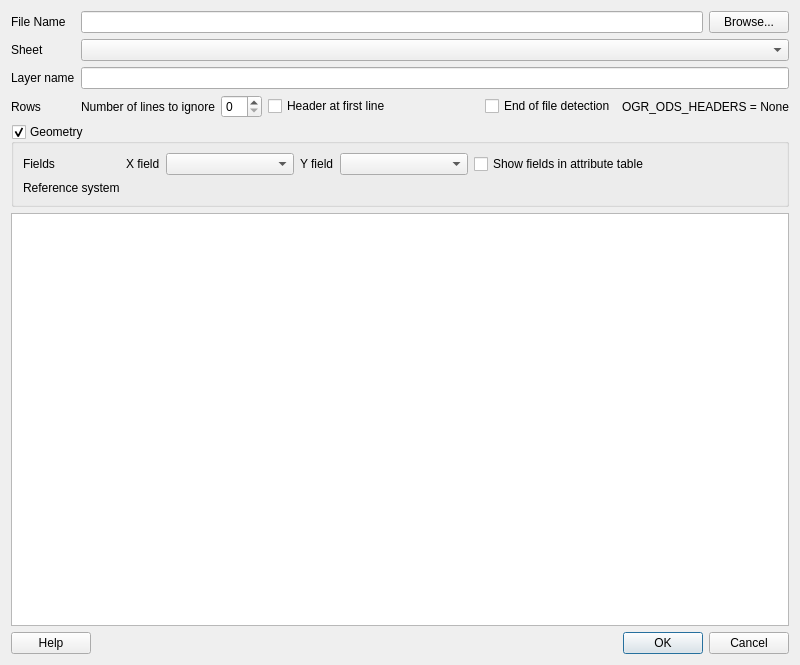
This is SpreadsheetLayers/ui/ui_SpreadsheetLayersDialog.ui in camptocamp/QGIS-SpreadSheetLayers as Qt 5 draws it before an edit. The edited form follows.
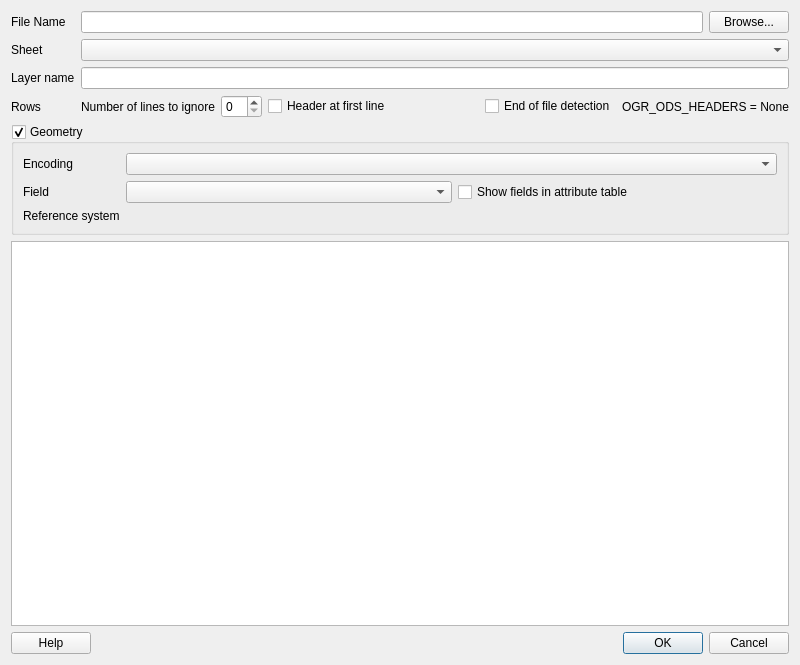
This is the edited form. Custom widgets are drawn as their Qt base class.

What changed in the file:
```diff
--- a/SpreadsheetLayers/ui/ui_SpreadsheetLayersDialog.ui
+++ b/SpreadsheetLayers/ui/ui_SpreadsheetLayersDialog.ui
@@ -209,16 +209,23 @@
      </property>
      <layout class="QFormLayout" name="formLayout_2">
       <item row="0" column="0">
-       <widget class="QLabel" name="fieldsLabel">
-        <property name="enabled">
-         <bool>true</bool>
-        </property>
+       <widget class="QLabel" name="geometryEncodingLabel">
         <property name="text">
-         <string>Fields</string>
+         <string>Encoding</string>
         </property>
        </widget>
       </item>
+      <item row="0" column="1">
+       <widget class="QComboBox" name="geometryEncodingComboBox"/>
+      </item>
       <item row="1" column="0">
+       <widget class="QLabel" name="geometryFieldLabel">
+        <property name="text">
+         <string>Field</string>
+        </property>
+       </widget>
+      </item>
+      <item row="2" column="0">
        <widget class="QLabel" name="crsLabel">
         <property name="enabled">
          <bool>true</bool>
@@ -234,8 +241,53 @@
         </property>
        </widget>
       </item>
-      <item row="0" column="1">
-       <layout class="QHBoxLayout" name="fieldOptionsLayout">
+      <item row="2" column="1">
+       <layout class="QHBoxLayout" name="crsLayout">
+        <item>
+         <widget class="QgsProjectionSelectionWidget" name="crsWidget"/>
+        </item>
+       </layout>
+      </item>
+      <item row="1" column="1">
+       <layout class="QHBoxLayout" name="geometryFieldLayout">
+        <item>
+         <widget class="QStackedWidget" name="geometryFieldStackedWidget">
+          <property name="currentIndex">
+           <number>0</number>
+          </property>
+          <widget class="QWidget" name="unique_field">
+           <layout class="QVBoxLayout" name="verticalLayout">
+            <property name="leftMargin">
+             <number>0</number>
+            </property>
+            <property name="topMargin">
+             <number>0</number>
+            </property>
+            <property name="rightMargin">
+             <number>0</number>
+            </property>
+            <property name="bottomMargin">
+             <number>0</number>
+            </property>
+            <item>
+             <widget class="QComboBox" name="geometryFieldComboBox"/>
+            </item>
+           </layout>
+          </widget>
+          <widget class="QWidget" name="x_y">
+           <layout class="QHBoxLayout" name="horizontalLayout">
+            <property name="leftMargin">
+             <number>0</number>
+            </property>
+            <property name="topMargin">
+             <number>0</number>
+            </property>
+            <property name="rightMargin">
+             <number>0</number>
+            </property>
+            <property name="bottomMargin">
+             <number>0</number>
+            </property>
         <item>
          <widget class="QLabel" name="xFieldLabel">
           <property name="enabled">
@@ -318,6 +370,10 @@
           </property>
          </widget>
         </item>
+           </layout>
+          </widget>
+         </widget>
+        </item>
         <item>
          <widget class="QCheckBox" name="showGeometryFieldsBox">
           <property name="text">
@@ -340,18 +396,17 @@
         </item>
        </layout>
       </item>
-      <item row="1" column="1">
-       <layout class="QHBoxLayout" name="crsLayout">
-        <item>
-         <widget class="QgsProjectionSelectionWidget" name="crsWidget"/>
-        </item>
-       </layout>
-      </item>
      </layout>
     </widget>
    </item>
    <item>
     <widget class="QTableView" name="sampleView">
+     <property name="sizePolicy">
+      <sizepolicy hsizetype="Expanding" vsizetype="Expanding">
+       <horstretch>0</horstretch>
+       <verstretch>99</verstretch>
+      </sizepolicy>
+     </property>
      <property name="selectionMode">
       <enum>QAbstractItemView::NoSelection</enum>
      </property>
@@ -383,6 +438,13 @@
    </item>
   </layout>
  </widget>
+ <customwidgets>
+  <customwidget>
+   <class>QgsProjectionSelectionWidget</class>
+   <extends>QWidget</extends>
+   <header>qgsprojectionselectionwidget.h</header>
+  </customwidget>
+ </customwidgets>
  <tabstops>
   <tabstop>filePathEdit</tabstop>
   <tabstop>filePathButton</tabstop>
@@ -399,13 +461,6 @@
   <tabstop>helpButton</tabstop>
   <tabstop>buttonBox</tabstop>
  </tabstops>
- <customwidgets>
-  <customwidget>
-   <class>QgsProjectionSelectionWidget</class>
-   <extends>QWidget</extends>
-   <header>qgis.gui</header>
-  </customwidget>
- </customwidgets>
  <resources/>
  <connections>
   <connection>
```
Left out of the diff: 6 changed lines with no effect on the pictures. Lines whose indentation alone changed are shown as unchanged.
